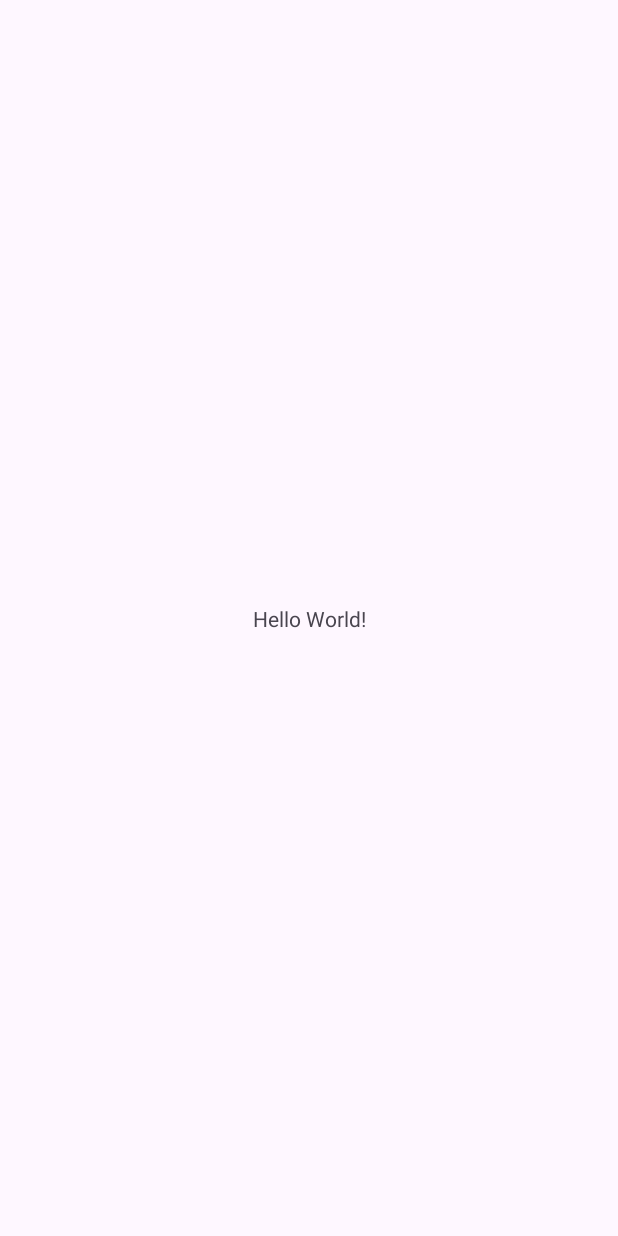
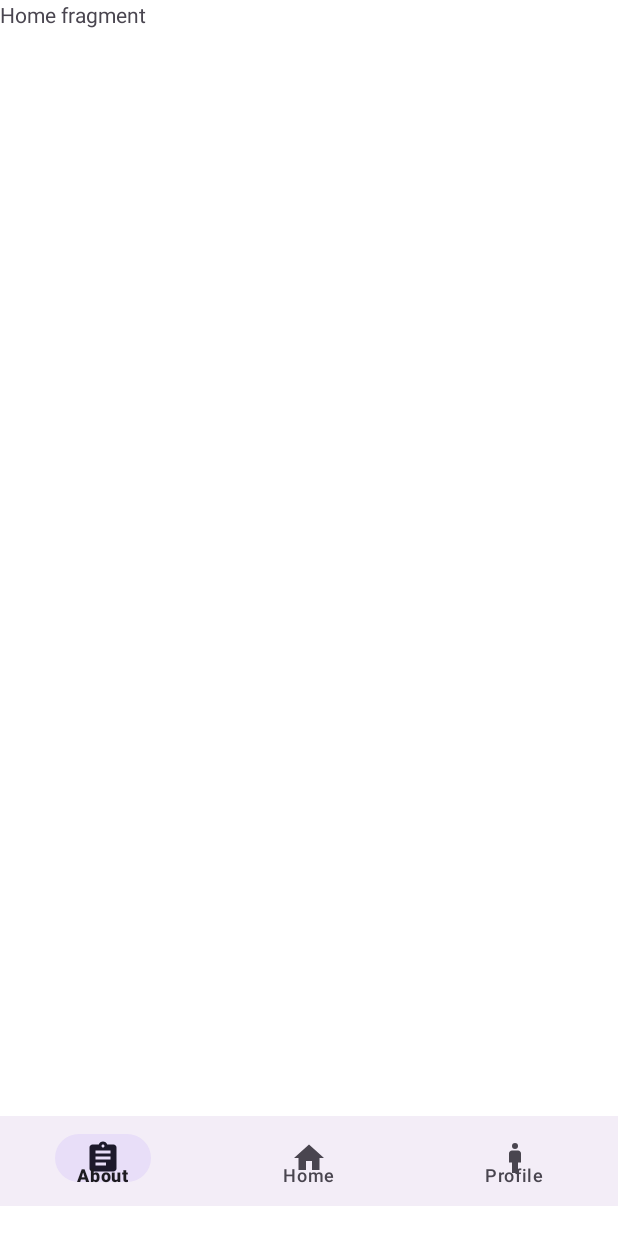
Before and after one commit to akshayak1408/AidHarbour-Charity-Android-Application, an Android app: the screen it shows after launch (MainActivity), on a phone screen of 412 x 824 dp. Before the commit the screen is almost empty. Run offline under Robolectric (Android 15) with nearby library versions, the phone set to English and light mode, and no system bars.

Commit message:
Added nav bar

```diff
--- /dev/null
+++ b/AndroidStudioProjects/AidHarbour/app/src/main/java/com/example/aidharbour/HomeFragment.kt
@@ -0,0 +1,59 @@
+package com.example.aidharbour
+
+import android.os.Bundle
+import androidx.fragment.app.Fragment
+import android.view.LayoutInflater
+import android.view.View
+import android.view.ViewGroup
+
+// TODO: Rename parameter arguments, choose names that match
+// the fragment initialization parameters, e.g. ARG_ITEM_NUMBER
+private const val ARG_PARAM1 = "param1"
+private const val ARG_PARAM2 = "param2"
+
+/**
+ * A simple [Fragment] subclass.
+ * Use the [HomeFragment.newInstance] factory method to
+ * create an instance of this fragment.
+ */
+class HomeFragment : Fragment() {
+    // TODO: Rename and change types of parameters
+    private var param1: String? = null
+    private var param2: String? = null
+
+    override fun onCreate(savedInstanceState: Bundle?) {
+        super.onCreate(savedInstanceState)
+        arguments?.let {
+            param1 = it.getString(ARG_PARAM1)
+            param2 = it.getString(ARG_PARAM2)
+        }
+    }
+
+    override fun onCreateView(
+        inflater: LayoutInflater, container: ViewGroup?,
+        savedInstanceState: Bundle?
+    ): View? {
+        // Inflate the layout for this fragment
+        return inflater.inflate(R.layout.fragment_home2, container, false)
+    }
+
+    companion object {
+        /**
+         * Use this factory method to create a new instance of
+         * this fragment using the provided parameters.
+         *
+         * @param param1 Parameter 1.
+         * @param param2 Parameter 2.
+         * @return A new instance of fragment HomeFragment.
+         */
+        // TODO: Rename and change types and number of parameters
+        @JvmStatic
+        fun newInstance(param1: String, param2: String) =
+            HomeFragment().apply {
+                arguments = Bundle().apply {
+                    putString(ARG_PARAM1, param1)
+                    putString(ARG_PARAM2, param2)
+                }
+            }
+    }
+}
--- a/AndroidStudioProjects/AidHarbour/app/src/main/java/com/example/aidharbour/MainActivity.kt
+++ b/AndroidStudioProjects/AidHarbour/app/src/main/java/com/example/aidharbour/MainActivity.kt
@@ -2,10 +2,57 @@ package com.example.aidharbour
 
 import androidx.appcompat.app.AppCompatActivity
 import android.os.Bundle
+import android.view.Menu
+import android.view.MenuInflater
+import com.google.android.material.bottomnavigation.BottomNavigationView
+import android.util.Log
+import android.widget.ImageView
+import android.widget.PopupMenu
+import android.widget.Toast
+import androidx.fragment.app.Fragment
+import java.lang.Exception
 
 class MainActivity : AppCompatActivity() {
+    lateinit var bottomNav: BottomNavigationView
     override fun onCreate(savedInstanceState: Bundle?) {
         super.onCreate(savedInstanceState)
         setContentView(R.layout.activity_main)
+        loadFragment(HomeFragment())
+        bottomNav = findViewById(R.id.bottomNav) as BottomNavigationView
+        bottomNav.setOnItemSelectedListener {
+            when (it.itemId) {
+                R.id.home -> {
+                    loadFragment(HomeFragment())
+                    true
+                }
+
+                R.id.about -> {
+                    loadFragment(AboutFragment())
+                    true
+                }
+
+                R.id.profile -> {
+                    loadFragment(ProfileFragment())
+                    true
+                }
+
+                else -> {
+                    false
+                }
+            }
+        }
+    }
+
+    private fun loadFragment(fragment: Fragment) {
+        val transaction = supportFragmentManager.beginTransaction()
+        transaction.replace(R.id.container, fragment)
+        transaction.commit()
+    }
+
+    override fun onCreateOptionsMenu(menu: Menu?): Boolean {
+
+        val inflater: MenuInflater = menuInflater
+        inflater.inflate(R.menu.my_menu, menu)
+        return super.onCreateOptionsMenu(menu)
     }
 }
--- /dev/null
+++ b/AndroidStudioProjects/AidHarbour/app/src/main/res/drawable/about_us_24.xml
@@ -0,0 +1,5 @@
+<vector android:autoMirrored="true" android:height="24dp"
+    android:tint="#000000" android:viewportHeight="24"
+    android:viewportWidth="24" android:width="24dp" xmlns:android="http://schemas.android.com/apk/res/android">
+    <path android:fillColor="@android:color/white" android:pathData="M19,3h-4.18C14.4,1.84 13.3,1 12,1c-1.3,0 -2.4,0.84 -2.82,2L5,3c-1.1,0 -2,0.9 -2,2v14c0,1.1 0.9,2 2,2h14c1.1,0 2,-0.9 2,-2L21,5c0,-1.1 -0.9,-2 -2,-2zM12,3c0.55,0 1,0.45 1,1s-0.45,1 -1,1 -1,-0.45 -1,-1 0.45,-1 1,-1zM14,17L7,17v-2h7v2zM17,13L7,13v-2h10v2zM17,9L7,9L7,7h10v2z"/>
+</vector>
--- /dev/null
+++ b/AndroidStudioProjects/AidHarbour/app/src/main/res/drawable/home_24.xml
@@ -0,0 +1,5 @@
+<vector android:height="24dp" android:tint="#000000"
+    android:viewportHeight="24" android:viewportWidth="24"
+    android:width="24dp" xmlns:android="http://schemas.android.com/apk/res/android">
+    <path android:fillColor="@android:color/white" android:pathData="M10,20v-6h4v6h5v-8h3L12,3 2,12h3v8z"/>
+</vector>
--- /dev/null
+++ b/AndroidStudioProjects/AidHarbour/app/src/main/res/drawable/profile_24.xml
@@ -0,0 +1,6 @@
+<vector android:height="24dp" android:tint="#000000"
+    android:viewportHeight="24" android:viewportWidth="24"
+    android:width="24dp" xmlns:android="http://schemas.android.com/apk/res/android">
+    <path android:fillColor="@android:color/white" android:pathData="M14,7h-4C8.9,7 8,7.9 8,9v6h2v7h4v-7h2V9C16,7.9 15.1,7 14,7z"/>
+    <path android:fillColor="@android:color/white" android:pathData="M12,4m-2,0a2,2 0,1 1,4 0a2,2 0,1 1,-4 0"/>
+</vector>
--- a/AndroidStudioProjects/AidHarbour/app/src/main/res/layout/activity_main.xml
+++ b/AndroidStudioProjects/AidHarbour/app/src/main/res/layout/activity_main.xml
@@ -1,18 +1,30 @@
 <?xml version="1.0" encoding="utf-8"?>
-<androidx.constraintlayout.widget.ConstraintLayout xmlns:android="http://schemas.android.com/apk/res/android"
+<RelativeLayout xmlns:android="http://schemas.android.com/apk/res/android"
     xmlns:app="http://schemas.android.com/apk/res-auto"
     xmlns:tools="http://schemas.android.com/tools"
     android:layout_width="match_parent"
     android:layout_height="match_parent"
+    android:background="#ffffff"
     tools:context=".MainActivity">
 
-    <TextView
-        android:layout_width="wrap_content"
-        android:layout_height="wrap_content"
-        android:text="Hello World!"
+    <FrameLayout
+        android:id="@+id/container"
+        android:layout_width="match_parent"
+        android:layout_height="match_parent"
+        android:layout_above="@+id/bottomNav"
+        />
+
+
+    <com.google.android.material.bottomnavigation.BottomNavigationView
+        android:id="@+id/bottomNav"
+        android:layout_width="match_parent"
+        android:layout_height="60dp"
+        android:layout_alignParentBottom="true"
+        android:layout_marginBottom="20dp"
         app:layout_constraintBottom_toBottomOf="parent"
         app:layout_constraintEnd_toEndOf="parent"
+        app:layout_constraintHorizontal_bias="0.5"
         app:layout_constraintStart_toStartOf="parent"
-        app:layout_constraintTop_toTopOf="parent" />
-
-</androidx.constraintlayout.widget.ConstraintLayout>
+        app:menu="@menu/my_menu"
+        android:scrollIndicators="left"/>
+</RelativeLayout>
--- /dev/null
+++ b/AndroidStudioProjects/AidHarbour/app/src/main/res/layout/fragment_home2.xml
@@ -0,0 +1,14 @@
+<?xml version="1.0" encoding="utf-8"?>
+<FrameLayout xmlns:android="http://schemas.android.com/apk/res/android"
+    xmlns:tools="http://schemas.android.com/tools"
+    android:layout_width="match_parent"
+    android:layout_height="match_parent"
+    tools:context=".HomeFragment">
+
+
+    <TextView
+        android:layout_width="match_parent"
+        android:layout_height="match_parent"
+        android:text="Home fragment" />
+
+</FrameLayout>
--- /dev/null
+++ b/AndroidStudioProjects/AidHarbour/app/src/main/res/menu/my_menu.xml
@@ -0,0 +1,16 @@
+<?xml version="1.0" encoding="utf-8"?>
+<menu xmlns:android="http://schemas.android.com/apk/res/android">
+    <item
+        android:id="@+id/about"
+        android:icon="@drawable/about_us_24"
+        android:title="About"/>
+    <item
+        android:id="@+id/home"
+        android:icon="@drawable/home_24"
+        android:title="Home" />
+    <item
+        android:id="@+id/profile"
+        android:icon="@drawable/profile_24"
+        android:title="Profile" />
+
+</menu>
--- a/AndroidStudioProjects/AidHarbour/app/src/main/res/values/strings.xml
+++ b/AndroidStudioProjects/AidHarbour/app/src/main/res/values/strings.xml
@@ -1,3 +1,5 @@
 <resources>
     <string name="app_name">AidHarbour</string>
+    <!-- TODO: Remove or change this placeholder text -->
+    <string name="hello_blank_fragment">Hello blank fragment</string>
 </resources>
```
Also changed, not shown: AndroidStudioProjects/AidHarbour/app/src/main/java/com/example/aidharbour/AboutFragment.kt (added, +73 -0 lines), AndroidStudioProjects/AidHarbour/app/src/main/java/com/example/aidharbour/ProfileFragment.kt (added, +59 -0 lines), AndroidStudioProjects/AidHarbour/app/src/main/res/layout/fragment_about2.xml (added, +34 -0 lines), AndroidStudioProjects/AidHarbour/app/src/main/res/layout/fragment_profile.xml (added, +14 -0 lines).
